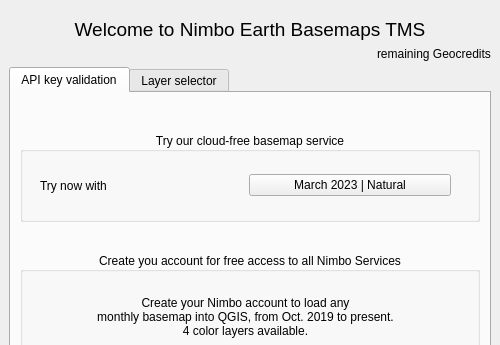
Qt form nimbo_earth_dockwidget_base.ui (kermap-bzh/plugin-QGis-Nimbo-Earth) before a commit; both pictures show x 0 to 500 and y 0 to 345 of the 500 by 850 pixel window.
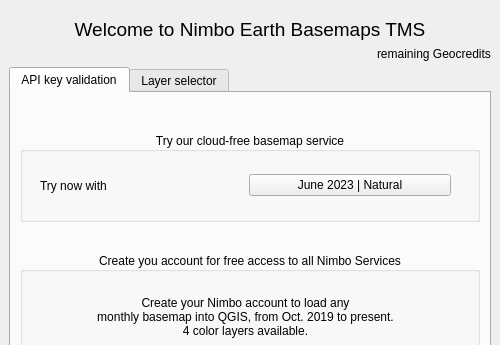
The same form after that commit. Icons and pictures are not drawn.

```diff
--- a/nimbo_earth_dockwidget_base.ui
+++ b/nimbo_earth_dockwidget_base.ui
@@ -315,7 +315,7 @@
                    <cursorShape>PointingHandCursor</cursorShape>
                   </property>
                   <property name="text">
-                   <string>March 2023 | Natural</string>
+                   <string>June 2023 | Natural</string>
                   </property>
                  </widget>
                 </item>
```
